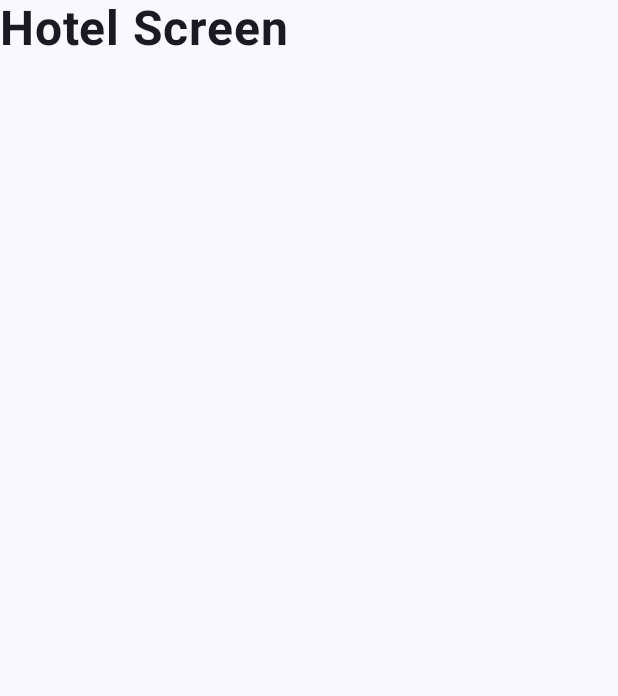
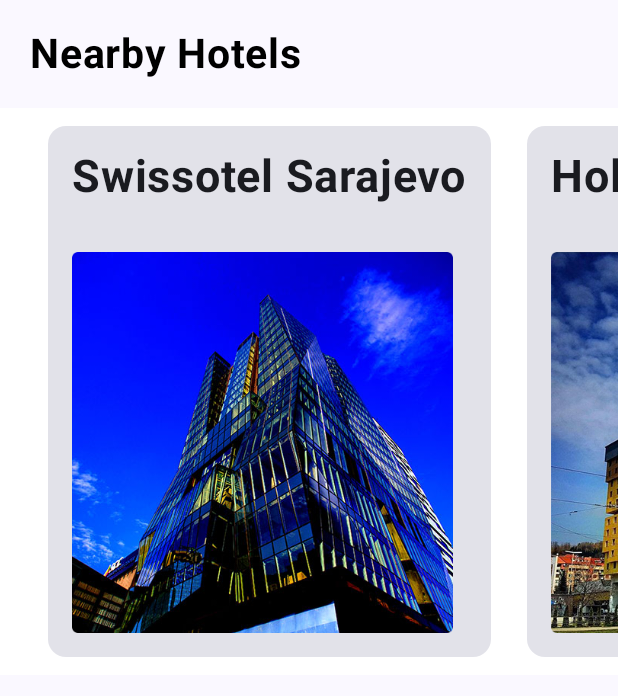
Before and after one commit to DeryJr/companion-App, an Android app built with Jetpack Compose: the composable HotelScreen shown on its own in the app's theme, on a phone screen of 412 x 824 dp. Shown: the top 696 px of the screen. Run offline under Robolectric (Android 15) with nearby library versions, the phone set to English and light mode, and no system bars.

Commit message:
Hotel Screen

```diff
--- a/app/src/main/java/com/example/companion/HotelScreen.kt
+++ b/app/src/main/java/com/example/companion/HotelScreen.kt
@@ -1,20 +1,143 @@
 package com.example.companion
 
+import androidx.compose.foundation.Image
+import androidx.compose.foundation.background
+import androidx.compose.foundation.horizontalScroll
 import androidx.compose.foundation.layout.Arrangement
+import androidx.compose.foundation.layout.Box
 import androidx.compose.foundation.layout.Column
+import androidx.compose.foundation.layout.Row
+import androidx.compose.foundation.layout.fillMaxWidth
+import androidx.compose.foundation.layout.padding
+import androidx.compose.foundation.layout.size
+import androidx.compose.foundation.layout.wrapContentHeight
+import androidx.compose.foundation.layout.wrapContentWidth
+import androidx.compose.foundation.rememberScrollState
+import androidx.compose.material3.Card
 import androidx.compose.material3.Text
 import androidx.compose.runtime.Composable
 import androidx.compose.ui.Alignment
+import androidx.compose.ui.Modifier
+import androidx.compose.ui.graphics.Color
+import androidx.compose.ui.layout.ContentScale
+import androidx.compose.ui.res.painterResource
+import androidx.compose.ui.text.SpanStyle
+import androidx.compose.ui.text.buildAnnotatedString
 import androidx.compose.ui.text.font.FontWeight
+import androidx.compose.ui.text.style.TextAlign
+import androidx.compose.ui.text.withStyle
+import androidx.compose.ui.unit.dp
 import androidx.compose.ui.unit.sp
 import androidx.navigation.NavController
 
 @Composable
 fun HotelScreen(navController: NavController) {
     Column(
-        horizontalAlignment = Alignment.CenterHorizontally,
+        horizontalAlignment = Alignment.Start,
         verticalArrangement = Arrangement.Center
     ) {
-        Text(text = "Hotel Screen", fontSize = 32.sp, fontWeight = FontWeight.Bold)
+        HotelInfo()
+        HotelNearby()
     }
 }
+@Composable
+fun HotelInfo() {
+    Text(
+        text = buildAnnotatedString {
+            withStyle(
+                style = SpanStyle(
+                    color = Color(0xFF000000),
+                    fontSize = 27.sp,
+                    fontWeight = FontWeight.Bold
+                )
+            ) {
+                append("Nearby Hotels")
+            }
+        },
+        textAlign = TextAlign.Left,
+        modifier = Modifier.padding(horizontal = 20.dp, vertical = 20.dp,)
+    )
+}
+
+@Composable
+fun HotelNearby() {
+    Row(
+        horizontalArrangement = Arrangement.Center,
+        modifier = Modifier
+            .horizontalScroll(rememberScrollState())
+            .background(Color(0xFFFFFFFF))
+            .padding(horizontal = 20.dp,)
+            .fillMaxWidth()
+            .wrapContentHeight()
+    ) {
+        Card(modifier = Modifier
+            .background(Color(0xFFFFFFFF))
+            .padding(12.dp)
+            .wrapContentHeight()
+            .wrapContentWidth()) {
+            Box(modifier = Modifier.padding(8.dp)){
+                Text(text = "Swissotel Sarajevo", fontSize = 30.sp, fontWeight = FontWeight.Bold, modifier = Modifier
+                    .padding(8.dp)
+                    .align(Alignment.Center))
+            }
+            Box(modifier = Modifier.padding(8.dp)){
+                Image(
+                    painter = painterResource(R.drawable.swiss_hotel),
+                    contentDescription = null,
+                    contentScale =  ContentScale.Crop,
+
+                    modifier = Modifier
+                        .size(270.dp)
+                        .padding(8.dp)
+                        .align(Alignment.Center)
+                )
+            }
+        }
+        Card(modifier = Modifier
+            .background(Color(0xFFFFFFFF))
+            .padding(12.dp)
+            .wrapContentHeight()
+            .wrapContentWidth()) {
+            Box(modifier = Modifier.padding(8.dp)){
+                Text(text = "Holiday Sarajevo", fontSize = 30.sp, fontWeight = FontWeight.Bold, modifier = Modifier
+                    .padding(8.dp)
+                    .align(Alignment.Center))
+            }
+            Box(modifier = Modifier.padding(8.dp)){
+                Image(
+                    painter = painterResource(R.drawable.holiday_hotel),
+                    contentDescription = null,
+                    contentScale =  ContentScale.Crop,
+
+                    modifier = Modifier
+                        .size(270.dp)
+                        .padding(8.dp)
+                        .align(Alignment.Center)
+                )
+            }
+        }
+        Card(modifier = Modifier
+            .background(Color(0xFFFFFFFF))
+            .padding(12.dp)
+            .wrapContentHeight()
+            .wrapContentWidth()) {
+            Box(modifier = Modifier.padding(8.dp)){
+                Text(text = "Pino Nature", fontSize = 30.sp, fontWeight = FontWeight.Bold, modifier = Modifier
+                    .padding(8.dp)
+                    .align(Alignment.Center))
+            }
+            Box(modifier = Modifier.padding(8.dp)){
+                Image(
+                    painter = painterResource(R.drawable.pino_hotel),
+                    contentDescription = null,
+                    contentScale =  ContentScale.Crop,
+
+                    modifier = Modifier
+                        .size(270.dp)
+                        .padding(8.dp)
+                        .align(Alignment.Center)
+                )
+            }
+        }
+    }
+}
--- a/app/src/main/java/com/example/companion/NavigationDrawer.kt
+++ b/app/src/main/java/com/example/companion/NavigationDrawer.kt
@@ -37,7 +37,12 @@
                     .padding(8.dp)
                     .clip(CircleShape)
             )
-            Text(text = "Ivan", modifier = Modifier.padding(8.dp), color = Color.Black)
+            Text(text = "Traveler", modifier = Modifier.padding(8.dp), color = Color.Black)
         }
     }
 }
+
+@Composable
+fun UserLogOut() {
+
+}
```
Also changed, not shown: app/src/main/res/drawable-nodpi/hillshotel_hotel.png (added), app/src/main/res/drawable-nodpi/holiday_hotel.png (added), app/src/main/res/drawable-nodpi/pinehotel_hotel.png (added), app/src/main/res/drawable-nodpi/pino_hotel.png (added), app/src/main/res/drawable-nodpi/swiss_hotel.png (added), app/src/main/res/drawable-nodpi/swisshotel_hotel.png (added).
